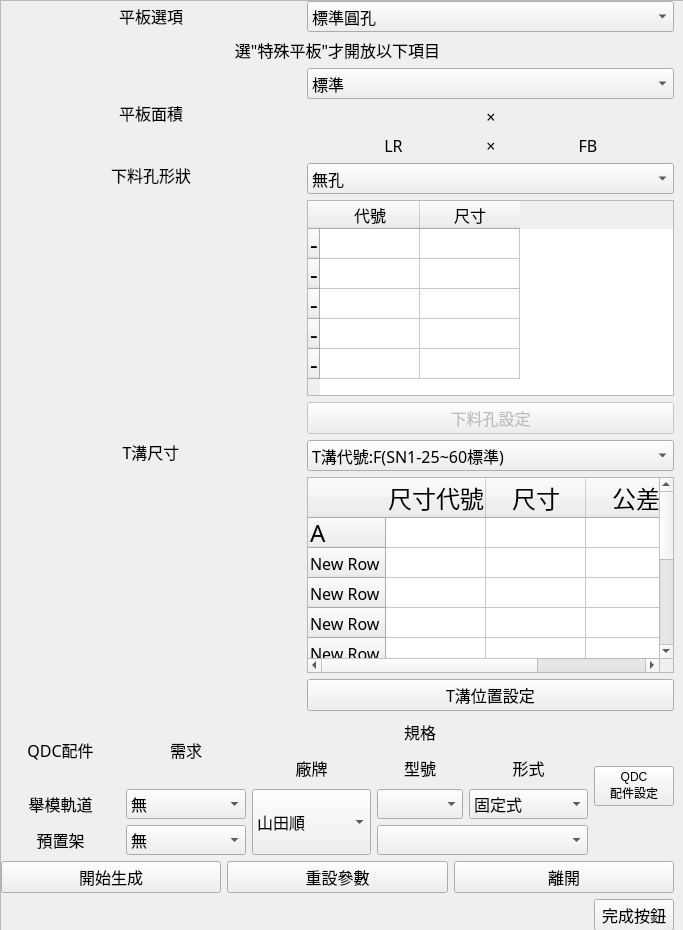
Old version of the form SYEI_stamping_press_system/pad_main.ui in the repository sinje0816/stamping_press.
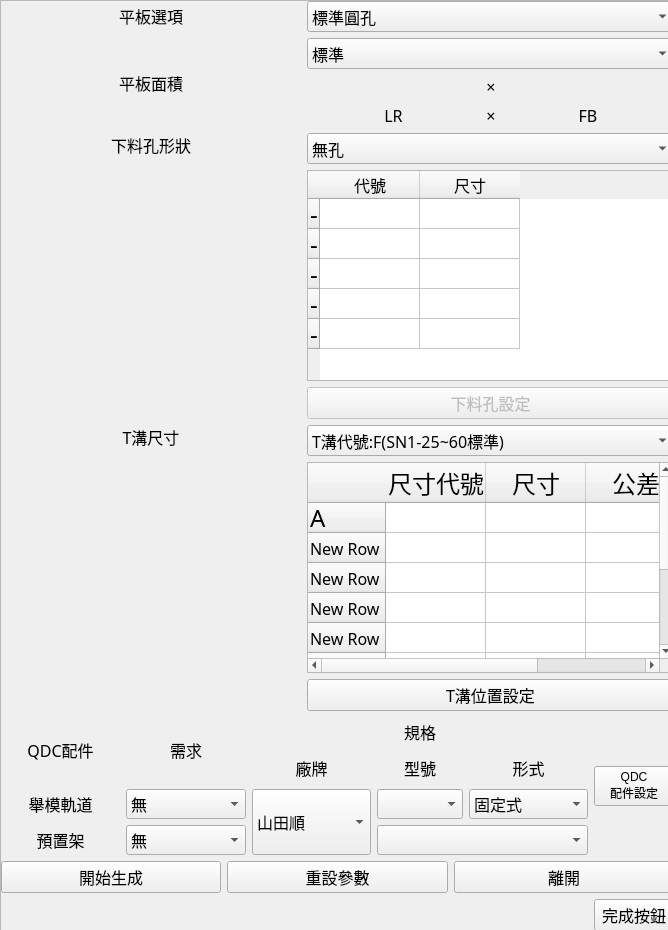
New version of the form. Icons and pictures are not drawn.

Commit message: 完成公司提出平板介面修改需求

```diff
--- a/SYEI_stamping_press_system/pad_main.ui
+++ b/SYEI_stamping_press_system/pad_main.ui
@@ -6,7 +6,7 @@
    <rect>
     <x>0</x>
     <y>0</y>
-    <width>683</width>
+    <width>668</width>
     <height>930</height>
    </rect>
   </property>
@@ -18,13 +18,13 @@
   </property>
   <property name="minimumSize">
    <size>
-    <width>683</width>
+    <width>668</width>
     <height>930</height>
    </size>
   </property>
   <property name="maximumSize">
    <size>
-    <width>683</width>
+    <width>668</width>
     <height>930</height>
    </size>
   </property>
@@ -63,7 +63,7 @@
      <rect>
       <x>0</x>
       <y>0</y>
-      <width>681</width>
+      <width>684</width>
       <height>1500</height>
      </rect>
     </property>
@@ -190,7 +190,7 @@
             </property>
             <property name="sizeHint" stdset="0">
              <size>
-              <width>398</width>
+              <width>350</width>
               <height>20</height>
              </size>
             </property>
@@ -219,79 +219,7 @@
          <layout class="QGridLayout" name="gridLayout_3">
           <item row="0" column="0">
            <layout class="QGridLayout" name="gridLayout_2">
-            <item row="4" column="3">
-             <widget class="QLabel" name="label_20">
-              <property name="sizePolicy">
-               <sizepolicy hsizetype="Minimum" vsizetype="Fixed">
-                <horstretch>0</horstretch>
-                <verstretch>0</verstretch>
-               </sizepolicy>
-              </property>
-              <property name="minimumSize">
-               <size>
-                <width>100</width>
-                <height>0</height>
-               </size>
-              </property>
-              <property name="font">
-               <font>
-                <family>微軟正黑體</family>
-                <pointsize>12</pointsize>
-               </font>
-              </property>
-              <property name="text">
-               <string>FB</string>
-              </property>
-              <property name="alignment">
-               <set>Qt::AlignCenter</set>
-              </property>
-             </widget>
-            </item>
-            <item row="1" column="0" colspan="4">
-             <widget class="QLabel" name="label_12">
-              <property name="sizePolicy">
-               <sizepolicy hsizetype="Expanding" vsizetype="Fixed">
-                <horstretch>0</horstretch>
-                <verstretch>0</verstretch>
-               </sizepolicy>
-              </property>
-              <property name="font">
-               <font>
-                <family>微軟正黑體</family>
-                <pointsize>12</pointsize>
-               </font>
-              </property>
-              <property name="text">
-               <string>選&quot;特殊平板&quot;才開放以下項目</string>
-              </property>
-              <property name="alignment">
-               <set>Qt::AlignCenter</set>
-              </property>
-             </widget>
-            </item>
-            <item row="4" column="2">
-             <widget class="QLabel" name="label_15">
-              <property name="sizePolicy">
-               <sizepolicy hsizetype="Fixed" vsizetype="Fixed">
-                <horstretch>0</horstretch>
-                <verstretch>0</verstretch>
-               </sizepolicy>
-              </property>
-              <property name="font">
-               <font>
-                <family>微軟正黑體</family>
-                <pointsize>12</pointsize>
-               </font>
-              </property>
-              <property name="text">
-               <string>×</string>
-              </property>
-              <property name="alignment">
-               <set>Qt::AlignCenter</set>
-              </property>
-             </widget>
-            </item>
-            <item row="2" column="1" colspan="3">
+            <item row="1" column="1" colspan="3">
              <widget class="QComboBox" name="pad_extrasize">
               <property name="sizePolicy">
                <sizepolicy hsizetype="Expanding" vsizetype="Fixed">
@@ -322,7 +250,7 @@
               </item>
              </widget>
             </item>
-            <item row="3" column="2">
+            <item row="2" column="2">
              <widget class="QLabel" name="label_16">
               <property name="sizePolicy">
                <sizepolicy hsizetype="Fixed" vsizetype="Fixed">
@@ -344,36 +272,8 @@
               </property>
              </widget>
             </item>
-            <item row="3" column="1">
-             <widget class="QLabel" name="LR">
-              <property name="sizePolicy">
-               <sizepolicy hsizetype="Minimum" vsizetype="Fixed">
-                <horstretch>0</horstretch>
-                <verstretch>0</verstretch>
-               </sizepolicy>
-              </property>
-              <property name="minimumSize">
-               <size>
-                <width>100</width>
-                <height>0</height>
-               </size>
-              </property>
-              <property name="font">
-               <font>
-                <family>微軟正黑體</family>
-                <pointsize>12</pointsize>
-               </font>
-              </property>
-              <property name="text">
-               <string/>
-              </property>
-              <property name="alignment">
-               <set>Qt::AlignCenter</set>
-              </property>
-             </widget>
-            </item>
             <item row="3" column="3">
-             <widget class="QLabel" name="FB">
+             <widget class="QLabel" name="label_20">
               <property name="sizePolicy">
                <sizepolicy hsizetype="Minimum" vsizetype="Fixed">
                 <horstretch>0</horstretch>
@@ -393,63 +293,7 @@
                </font>
               </property>
               <property name="text">
-               <string/>
-              </property>
-              <property name="alignment">
-               <set>Qt::AlignCenter</set>
-              </property>
-             </widget>
-            </item>
-            <item row="4" column="1">
-             <widget class="QLabel" name="label_19">
-              <property name="sizePolicy">
-               <sizepolicy hsizetype="Minimum" vsizetype="Fixed">
-                <horstretch>0</horstretch>
-                <verstretch>0</verstretch>
-               </sizepolicy>
-              </property>
-              <property name="minimumSize">
-               <size>
-                <width>100</width>
-                <height>0</height>
-               </size>
-              </property>
-              <property name="font">
-               <font>
-                <family>微軟正黑體</family>
-                <pointsize>12</pointsize>
-               </font>
-              </property>
-              <property name="text">
-               <string>LR</string>
-              </property>
-              <property name="alignment">
-               <set>Qt::AlignCenter</set>
-              </property>
-             </widget>
-            </item>
-            <item row="0" column="0">
-             <widget class="QLabel" name="label_13">
-              <property name="sizePolicy">
-               <sizepolicy hsizetype="Minimum" vsizetype="Fixed">
-                <horstretch>0</horstretch>
-                <verstretch>0</verstretch>
-               </sizepolicy>
-              </property>
-              <property name="minimumSize">
-               <size>
-                <width>300</width>
-                <height>0</height>
-               </size>
-              </property>
-              <property name="font">
-               <font>
-                <family>微軟正黑體</family>
-                <pointsize>12</pointsize>
-               </font>
-              </property>
-              <property name="text">
-               <string>平板選項</string>
+               <string>FB</string>
               </property>
               <property name="alignment">
                <set>Qt::AlignCenter</set>
@@ -527,7 +371,7 @@
               </item>
              </widget>
             </item>
-            <item row="2" column="0" rowspan="3">
+            <item row="1" column="0" rowspan="3">
              <widget class="QLabel" name="label">
               <property name="sizePolicy">
                <sizepolicy hsizetype="Minimum" vsizetype="Preferred">
@@ -555,6 +399,140 @@
               </property>
              </widget>
             </item>
+            <item row="2" column="3">
+             <widget class="QLabel" name="FB">
+              <property name="sizePolicy">
+               <sizepolicy hsizetype="Minimum" vsizetype="Fixed">
+                <horstretch>0</horstretch>
+                <verstretch>0</verstretch>
+               </sizepolicy>
+              </property>
+              <property name="minimumSize">
+               <size>
+                <width>100</width>
+                <height>0</height>
+               </size>
+              </property>
+              <property name="font">
+               <font>
+                <family>微軟正黑體</family>
+                <pointsize>12</pointsize>
+               </font>
+              </property>
+              <property name="text">
+               <string/>
+              </property>
+              <property name="alignment">
+               <set>Qt::AlignCenter</set>
+              </property>
+             </widget>
+            </item>
+            <item row="3" column="1">
+             <widget class="QLabel" name="label_19">
+              <property name="sizePolicy">
+               <sizepolicy hsizetype="Minimum" vsizetype="Fixed">
+                <horstretch>0</horstretch>
+                <verstretch>0</verstretch>
+               </sizepolicy>
+              </property>
+              <property name="minimumSize">
+               <size>
+                <width>100</width>
+                <height>0</height>
+               </size>
+              </property>
+              <property name="font">
+               <font>
+                <family>微軟正黑體</family>
+                <pointsize>12</pointsize>
+               </font>
+              </property>
+              <property name="text">
+               <string>LR</string>
+              </property>
+              <property name="alignment">
+               <set>Qt::AlignCenter</set>
+              </property>
+             </widget>
+            </item>
+            <item row="0" column="0">
+             <widget class="QLabel" name="label_13">
+              <property name="sizePolicy">
+               <sizepolicy hsizetype="Minimum" vsizetype="Fixed">
+                <horstretch>0</horstretch>
+                <verstretch>0</verstretch>
+               </sizepolicy>
+              </property>
+              <property name="minimumSize">
+               <size>
+                <width>300</width>
+                <height>0</height>
+               </size>
+              </property>
+              <property name="font">
+               <font>
+                <family>微軟正黑體</family>
+                <pointsize>12</pointsize>
+               </font>
+              </property>
+              <property name="text">
+               <string>平板選項</string>
+              </property>
+              <property name="alignment">
+               <set>Qt::AlignCenter</set>
+              </property>
+             </widget>
+            </item>
+            <item row="2" column="1">
+             <widget class="QLabel" name="LR">
+              <property name="sizePolicy">
+               <sizepolicy hsizetype="Minimum" vsizetype="Fixed">
+                <horstretch>0</horstretch>
+                <verstretch>0</verstretch>
+               </sizepolicy>
+              </property>
+              <property name="minimumSize">
+               <size>
+                <width>100</width>
+                <height>0</height>
+               </size>
+              </property>
+              <property name="font">
+               <font>
+                <family>微軟正黑體</family>
+                <pointsize>12</pointsize>
+               </font>
+              </property>
+              <property name="text">
+               <string/>
+              </property>
+              <property name="alignment">
+               <set>Qt::AlignCenter</set>
+              </property>
+             </widget>
+            </item>
+            <item row="3" column="2">
+             <widget class="QLabel" name="label_15">
+              <property name="sizePolicy">
+               <sizepolicy hsizetype="Fixed" vsizetype="Fixed">
+                <horstretch>0</horstretch>
+                <verstretch>0</verstretch>
+               </sizepolicy>
+              </property>
+              <property name="font">
+               <font>
+                <family>微軟正黑體</family>
+                <pointsize>12</pointsize>
+               </font>
+              </property>
+              <property name="text">
+               <string>×</string>
+              </property>
+              <property name="alignment">
+               <set>Qt::AlignCenter</set>
+              </property>
+             </widget>
+            </item>
            </layout>
           </item>
           <item row="1" column="0">
@@ -779,6 +757,25 @@
            <layout class="QGridLayout" name="gridLayout_5">
             <item row="0" column="1" rowspan="2">
              <layout class="QGridLayout" name="gridLayout_6">
+              <item row="3" column="0">
+               <widget class="QPushButton" name="t_machining">
+                <property name="sizePolicy">
+                 <sizepolicy hsizetype="Expanding" vsizetype="Fixed">
+                  <horstretch>0</horstretch>
+                  <verstretch>0</verstretch>
+                 </sizepolicy>
+                </property>
+                <property name="font">
+                 <font>
+                  <family>微軟正黑體</family>
+                  <pointsize>12</pointsize>
+                 </font>
+                </property>
+                <property name="text">
+                 <string>T溝位置設定</string>
+                </property>
+               </widget>
+              </item>
               <item row="0" column="0">
                <widget class="QComboBox" name="t_solt_type">
                 <property name="sizePolicy">
@@ -935,25 +932,6 @@
                 </column>
                </widget>
               </item>
-              <item row="2" column="0">
-               <widget class="QPushButton" name="t_machining">
-                <property name="sizePolicy">
-                 <sizepolicy hsizetype="Expanding" vsizetype="Fixed">
-                  <horstretch>0</horstretch>
-                  <verstretch>0</verstretch>
-                 </sizepolicy>
-                </property>
-                <property name="font">
-                 <font>
-                  <family>微軟正黑體</family>
-                  <pointsize>12</pointsize>
-                 </font>
-                </property>
-                <property name="text">
-                 <string>T溝位置設定</string>
-                </property>
-               </widget>
-              </item>
              </layout>
             </item>
             <item row="1" column="0">
```
Left out of the diff: 2 changed lines with no effect on the pictures. The commit also changes 34 other files.
